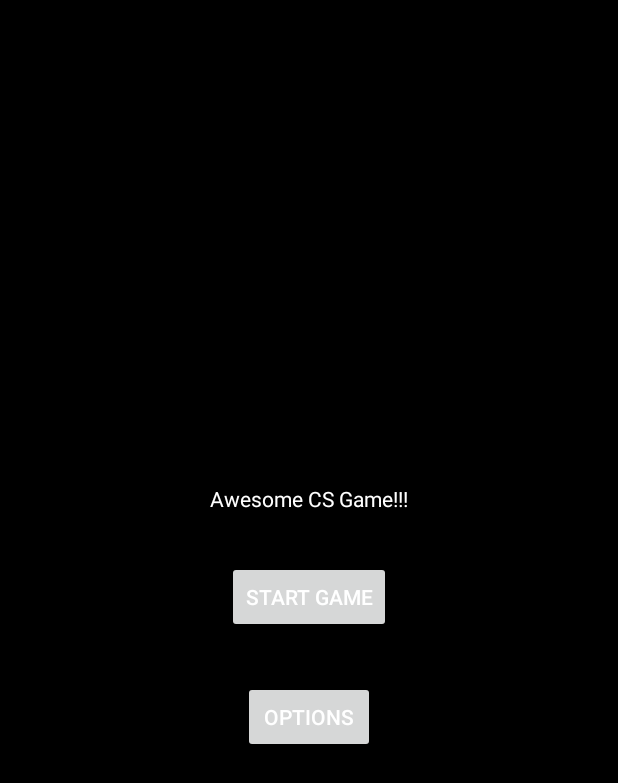
After one commit to sandarustar7/CS125FinalProjectCopy, an Android app: the layout activity_main.xml on its own in the app's theme, with its tools: preview values and no code run, on a phone screen of 412 x 824 dp. The commit adds this screen. Shown: the top 783 px of the screen. Run offline under Robolectric (Android 15) with nearby library versions, the phone set to English and light mode, and no system bars.

Commit message:
Added basic UI

```diff
--- a/app/build.gradle
+++ b/app/build.gradle
@@ -17,6 +17,10 @@ android {
             proguardFiles getDefaultProguardFile('proguard-android-optimize.txt'), 'proguard-rules.pro'
         }
     }
+    compileOptions {
+        targetCompatibility = 1.8
+        sourceCompatibility = 1.8
+    }
 }
 
 dependencies {
--- a/app/src/main/AndroidManifest.xml
+++ b/app/src/main/AndroidManifest.xml
@@ -9,13 +9,15 @@
         android:roundIcon="@mipmap/ic_launcher_round"
         android:supportsRtl="true"
         android:theme="@style/AppTheme">
-        <activity android:name="com.awesomecsgroup.cs125finalproject.GameActivity">
+        <activity android:name=".OptionsActivity"></activity>
+        <activity android:name=".MainActivity">
             <intent-filter>
                 <action android:name="android.intent.action.MAIN" />
 
                 <category android:name="android.intent.category.LAUNCHER" />
             </intent-filter>
         </activity>
+        <activity android:name=".GameActivity" />
     </application>
 
 </manifest>
--- /dev/null
+++ b/app/src/main/res/layout/activity_main.xml
@@ -0,0 +1,47 @@
+<?xml version="1.0" encoding="utf-8"?>
+<androidx.constraintlayout.widget.ConstraintLayout xmlns:android="http://schemas.android.com/apk/res/android"
+    xmlns:app="http://schemas.android.com/apk/res-auto"
+    xmlns:tools="http://schemas.android.com/tools"
+    android:layout_width="match_parent"
+    android:layout_height="match_parent"
+    tools:context="com.awesomecsgroup.cs125finalproject.MainActivity">
+
+    <androidx.constraintlayout.widget.ConstraintLayout
+        android:id="@+id/UIContainer"
+        android:layout_width="wrap_content"
+        android:layout_height="wrap_content"
+        app:layout_constraintBottom_toBottomOf="parent"
+        app:layout_constraintEnd_toEndOf="parent"
+        app:layout_constraintStart_toStartOf="parent"
+        app:layout_constraintTop_toTopOf="parent">
+
+        <TextView
+            android:id="@+id/GameTitle"
+            android:layout_width="wrap_content"
+            android:layout_height="wrap_content"
+            android:text="@string/Game_Title_Text"
+            app:layout_constraintStart_toStartOf="parent"
+            app:layout_constraintTop_toTopOf="parent" />
+
+        <Button
+            android:id="@+id/startGame"
+            android:layout_width="wrap_content"
+            android:layout_height="wrap_content"
+            android:layout_marginTop="32dp"
+            android:text="@string/startGameButton"
+            app:layout_constraintEnd_toEndOf="parent"
+            app:layout_constraintStart_toStartOf="parent"
+            app:layout_constraintTop_toBottomOf="@+id/GameTitle" />
+
+        <Button
+            android:id="@+id/options"
+            android:layout_width="wrap_content"
+            android:layout_height="wrap_content"
+            android:layout_marginTop="32dp"
+            android:text="@string/Options_Text"
+            app:layout_constraintEnd_toEndOf="parent"
+            app:layout_constraintStart_toStartOf="parent"
+            app:layout_constraintTop_toBottomOf="@+id/startGame" />
+    </androidx.constraintlayout.widget.ConstraintLayout>
+
+</androidx.constraintlayout.widget.ConstraintLayout>
--- a/app/src/main/res/values/colors.xml
+++ b/app/src/main/res/values/colors.xml
@@ -3,4 +3,6 @@
     <color name="colorPrimary">#008577</color>
     <color name="colorPrimaryDark">#00574B</color>
     <color name="colorAccent">#D81B60</color>
+    <color name="blackBackground">#000000</color>
+    <color name="whiteText">#FFFFFF</color>
 </resources>
--- a/app/src/main/res/values/strings.xml
+++ b/app/src/main/res/values/strings.xml
@@ -1,3 +1,7 @@
 <resources>
     <string name="app_name">CS125FinalProject</string>
+    <string name="Game_Title_Text">Awesome CS Game!!!</string>
+    <string name="startGameButton">Start Game</string>
+    <string name="Options_Text">Options</string>
+    <string name="optionsTitleText">Options</string>
 </resources>
--- a/app/src/main/res/values/styles.xml
+++ b/app/src/main/res/values/styles.xml
@@ -3,9 +3,11 @@
     <!-- Base application theme. -->
     <style name="AppTheme" parent="Theme.AppCompat.Light.DarkActionBar">
         <!-- Customize your theme here. -->
+        <item name="android:windowBackground">@color/blackBackground</item>
         <item name="colorPrimary">@color/colorPrimary</item>
         <item name="colorPrimaryDark">@color/colorPrimaryDark</item>
         <item name="colorAccent">@color/colorAccent</item>
+        <item name="android:textColor">@color/whiteText</item>
     </style>
 
 </resources>
```
Also changed, not shown: app/src/main/java/com/awesomecsgroup/cs125finalproject/MainActivity.java (added, +32 -0 lines), app/src/main/java/com/awesomecsgroup/cs125finalproject/OptionsActivity.java (added, +14 -0 lines), app/src/main/res/layout/activity_options.xml (added, +18 -0 lines).
